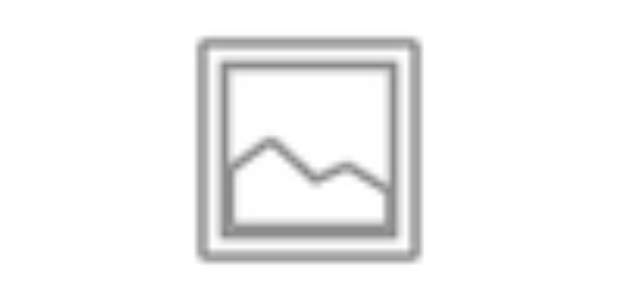
After one commit to a86485563/Cathay_Bank_HW, an Android app: the layout carousel_card_holder.xml on its own in the app's theme, with its tools: preview values and no code run, on a phone screen of 412 x 824 dp. The commit adds this screen. Shown: the top 304 px of the screen. Run offline under Robolectric (Android 15) with nearby library versions, the phone set to English and light mode, and no system bars.

Commit message:
add carousel card

```diff
--- /dev/null
+++ b/app/src/main/java/com/example/cathay_bank_hw/model/CarouselCardModel.kt
@@ -0,0 +1,3 @@
+package com.example.cathay_bank_hw.model
+
+data class CarouselCardModel(val imgPath:String,val clickAction : (()->Unit)?)
--- /dev/null
+++ b/app/src/main/res/layout/carousel_card_holder.xml
@@ -0,0 +1,17 @@
+<?xml version="1.0" encoding="utf-8"?>
+<androidx.constraintlayout.widget.ConstraintLayout xmlns:android="http://schemas.android.com/apk/res/android"
+    xmlns:app="http://schemas.android.com/apk/res-auto"
+    android:layout_width="match_parent"
+    android:layout_height="match_parent">
+
+    <ImageView
+        android:id="@+id/carousel_card_imageView"
+        android:layout_width="match_parent"
+        android:layout_height="200dp"
+        app:srcCompat="@android:drawable/ic_menu_gallery"
+        android:layout_marginLeft="@dimen/pageMarginAndOffset"
+        android:layout_marginRight="@dimen/pageMarginAndOffset"
+        app:layout_constraintTop_toTopOf="parent"
+        app:layout_constraintStart_toStartOf="parent"
+        app:layout_constraintEnd_toEndOf="parent"/>
+</androidx.constraintlayout.widget.ConstraintLayout>
--- a/app/src/main/res/values/dimens.xml
+++ b/app/src/main/res/values/dimens.xml
@@ -3,4 +3,9 @@
     <dimen name="text_size_small">11sp</dimen>
     <dimen name="text_size_mid">14sp</dimen>
     <dimen name="text_size_large">18sp</dimen>
+
+    //viewpager
+    <dimen name="pageMargin">20dp</dimen>
+    <dimen name="offset">30dp</dimen>
+    <dimen name="pageMarginAndOffset">50dp</dimen>
 </resources>
```
Also changed, not shown: app/src/main/java/com/example/cathay_bank_hw/ui/adapter/CarouselCardAdapter.kt (added, +59 -0 lines), app/src/main/java/com/example/cathay_bank_hw/ui/fragment/AttractionListFragment.kt (+98 -0 lines), app/src/main/res/layout/fragment_attraction_list.xml (+9 -1 lines).
